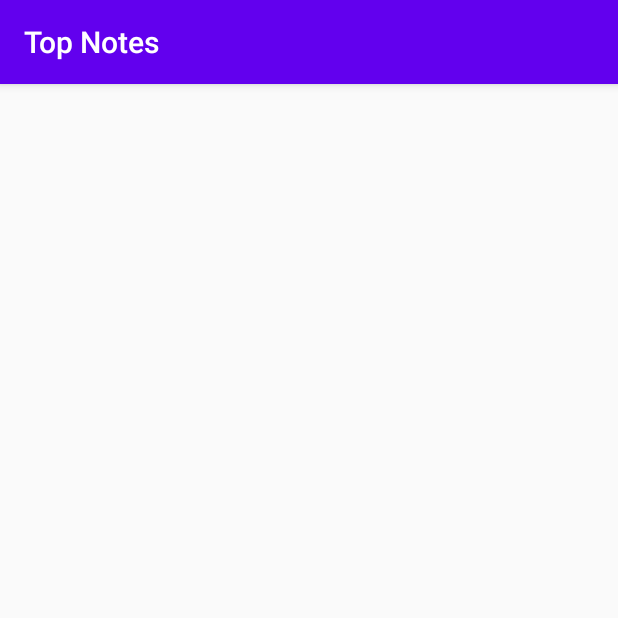
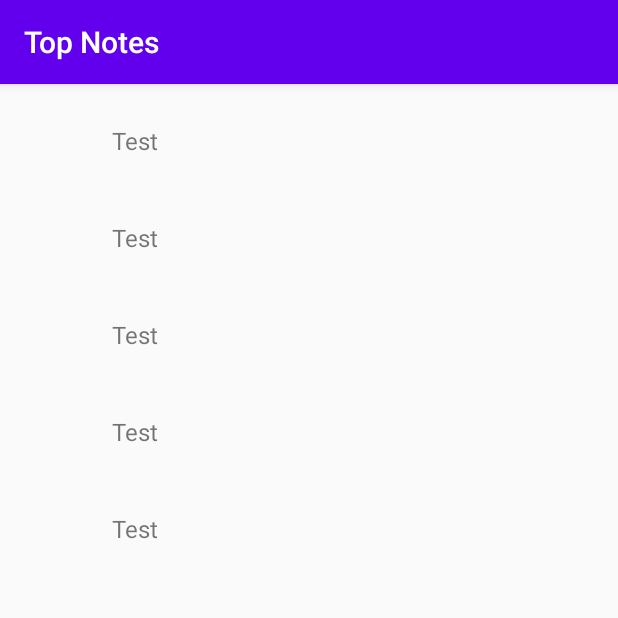
Before and after one commit to Trisiss/TopNotes, an Android app: the screen it shows after launch (MainActivity), on a phone screen of 412 x 824 dp, the top half of it. Run offline under Robolectric (Android 15) with nearby library versions, the phone set to English and light mode, and no system bars; our stand-ins replace data binding.

Commit message:
Add RecyclerView

```diff
--- a/app/build.gradle
+++ b/app/build.gradle
@@ -38,13 +38,13 @@ dependencies {
     implementation fileTree(dir: 'libs', include: ['*.jar'])
     implementation "org.jetbrains.kotlin:kotlin-stdlib-jdk7:$kotlin_version"
     implementation 'androidx.appcompat:appcompat:1.1.0'
-    implementation 'androidx.core:core-ktx:1.3.0'
+    implementation 'androidx.core:core-ktx:1.3.1'
     implementation 'androidx.legacy:legacy-support-v4:1.0.0'
+    implementation 'android.arch.lifecycle:extensions:1.1.1'
     implementation project(path: ':domain')
     implementation project(path: ':data')
 
     // ViewModel
-
     implementation "androidx.lifecycle:lifecycle-extensions:$viewModel_version"
     implementation "androidx.lifecycle:lifecycle-viewmodel-ktx:$viewModel_version"
 
--- /dev/null
+++ b/app/src/main/java/ru/trisiss/topnotes/adapters/ListNotesAdapter.kt
@@ -0,0 +1,46 @@
+package ru.trisiss.topnotes.adapters
+
+import android.view.LayoutInflater
+import android.view.ViewGroup
+import androidx.databinding.DataBindingUtil
+import androidx.databinding.ViewDataBinding
+import androidx.recyclerview.widget.RecyclerView
+import ru.trisiss.data.models.Note
+import ru.trisiss.topnotes.BR
+import ru.trisiss.topnotes.databinding.ViewNoteBinding
+import ru.trisiss.topnotes.viewmodels.ListNotesViewModel
+
+
+class ListNotesAdapter() :
+    RecyclerView.Adapter<ListNotesAdapter.ListNotesViewHolder>() {
+    var notes: List<Note> = ArrayList()
+
+    override fun onCreateViewHolder(parent: ViewGroup, viewType: Int): ListNotesViewHolder {
+        val layoutInflater = LayoutInflater.from(parent.context)
+//        val binding =
+//            DataBindingUtil.inflate<ViewDataBinding>(layoutInflater, viewType, parent, false)
+
+        return ListNotesViewHolder(ViewNoteBinding.inflate(LayoutInflater.from(parent.context), parent, false))
+//        return ListNotesViewHolder(binding)
+    }
+
+    override fun getItemCount(): Int {
+        return notes.size
+    }
+
+    override fun onBindViewHolder(holder: ListNotesViewHolder, position: Int) {
+        val viewModel: ListNotesViewModel = ListNotesViewModel()
+        holder.bind(viewModel = viewModel, position = position)
+    }
+
+    class ListNotesViewHolder(val binding: ViewDataBinding) :
+        RecyclerView.ViewHolder(binding.root) {
+
+        fun bind(viewModel: ListNotesViewModel, position: Int) {
+//            binding.setVariable(BR.viewmodel, viewModel)
+//            binding.setVariable(BR.position, position)
+//            binding.executePendingBindings()
+        }
+    }
+
+}
--- a/app/src/main/java/ru/trisiss/topnotes/fragments/ListNotesFragment.kt
+++ b/app/src/main/java/ru/trisiss/topnotes/fragments/ListNotesFragment.kt
@@ -1,33 +1,51 @@
 package ru.trisiss.topnotes.fragments
 
-import androidx.lifecycle.ViewModelProviders
+
 import android.os.Bundle
 import androidx.fragment.app.Fragment
 import android.view.LayoutInflater
 import android.view.View
 import android.view.ViewGroup
+import androidx.lifecycle.ViewModelProvider
+import androidx.lifecycle.ViewModelProviders
+import androidx.lifecycle.get
+import ru.trisiss.data.models.Note
 import ru.trisiss.topnotes.viewmodels.ListNotesViewModel
 import ru.trisiss.topnotes.R
+import ru.trisiss.topnotes.adapters.ListNotesAdapter
+import ru.trisiss.topnotes.databinding.FragmentNotesListBinding
 
 class ListNotesFragment : Fragment() {
 
     companion object {
         fun newInstance() = ListNotesFragment()
     }
-
-    private lateinit var viewModel: ListNotesViewModel
+    private lateinit var binding: FragmentNotesListBinding
+    private val viewModel: ListNotesViewModel by lazy { ViewModelProviders.of(this).get(ListNotesViewModel::class.java) }
 
     override fun onCreateView(
-        inflater: LayoutInflater, container: ViewGroup?,
+        inflater: LayoutInflater,
+        container: ViewGroup?,
         savedInstanceState: Bundle?
     ): View? {
-        return inflater.inflate(R.layout.fragment_notes_list, container, false)
+        binding = FragmentNotesListBinding.inflate(inflater, container, false)
+        binding.lifecycleOwner = this
+        binding.viewmodel = viewModel
+        binding.rvListNotes.adapter = viewModel.adapter
+        return binding.root
     }
 
     override fun onActivityCreated(savedInstanceState: Bundle?) {
         super.onActivityCreated(savedInstanceState)
-        viewModel = ViewModelProviders.of(this).get(ListNotesViewModel::class.java)
+//        viewModel = ViewModelProvider(this).get(ListNotesViewModel::class.java)
+        val listNotes = listOf<Note>(Note(id = 1, title = "First note", text = "First note", dateModification = "2020-07-27"),
+            Note(id = 1, title = "First note", text = "First note", dateModification = "2020-07-27"),
+            Note(id = 1, title = "First note", text = "First note", dateModification = "2020-07-27"),
+            Note(id = 1, title = "First note", text = "First note", dateModification = "2020-07-27"),
+            Note(id = 1, title = "First note", text = "First note", dateModification = "2020-07-27"))
+        viewModel.setNotesInAdapter(listNotes)
         // TODO: Use the ViewModel
+
     }
 
 }
--- a/app/src/main/java/ru/trisiss/topnotes/viewmodels/ListNotesViewModel.kt
+++ b/app/src/main/java/ru/trisiss/topnotes/viewmodels/ListNotesViewModel.kt
@@ -1,7 +1,35 @@
 package ru.trisiss.topnotes.viewmodels
 
+import android.annotation.SuppressLint
+import android.view.View
+import androidx.databinding.ObservableInt
+import androidx.lifecycle.LiveData
+import androidx.lifecycle.MutableLiveData
 import androidx.lifecycle.ViewModel
+import ru.trisiss.data.models.Note
+import ru.trisiss.topnotes.R.*
+import ru.trisiss.topnotes.adapters.ListNotesAdapter
 
 class ListNotesViewModel : ViewModel() {
-    // TODO: Implement the ViewModel
+    private val _notes = MutableLiveData<List<Note>>()
+    val notes: LiveData<List<Note>> = _notes
+    @SuppressLint("ResourceType")
+    val adapter: ListNotesAdapter = ListNotesAdapter()
+
+    fun setNotesInAdapter(notes: List<Note>) {
+        this.adapter.notes = notes
+        this.adapter.notifyDataSetChanged()
+    }
+
+
+//    fun onItemClick(index: Int) {
+//        val note = getNoteAt(index)
+//        selected.value = note
+//    }
+
+//    fun getNoteAt(index: Int): Note? {
+//        if (notes.value?.size ?: 0 > index)
+//            return notes.value?.get(index)
+//        return null
+//    }
 }
--- a/app/src/main/res/layout/fragment_notes_list.xml
+++ b/app/src/main/res/layout/fragment_notes_list.xml
@@ -1,12 +1,25 @@
 <?xml version="1.0" encoding="utf-8"?>
-<FrameLayout xmlns:android="http://schemas.android.com/apk/res/android"
+
+<layout xmlns:android="http://schemas.android.com/apk/res/android"
     xmlns:tools="http://schemas.android.com/tools"
-    android:layout_width="match_parent"
-    android:layout_height="match_parent"
-    tools:context=".fragments.ListNotesFragment">
+    xmlns:app="http://schemas.android.com/apk/res-auto">
 
-    <androidx.recyclerview.widget.RecyclerView
-        android:id="@+id/rvListNotes"
+    <data>
+        <variable
+            name="viewmodel"
+            type="ru.trisiss.topnotes.viewmodels.ListNotesViewModel" />
+    </data>
+
+    <FrameLayout
         android:layout_width="match_parent"
-        android:layout_height="match_parent" />
-</FrameLayout>
+        android:layout_height="match_parent"
+        tools:context=".fragments.ListNotesFragment" >
+
+        <androidx.recyclerview.widget.RecyclerView
+            android:id="@+id/rvListNotes"
+            android:layout_width="match_parent"
+            android:layout_height="match_parent"
+            android:layout_margin="5dp"
+            app:layoutManager="androidx.recyclerview.widget.LinearLayoutManager" />
+    </FrameLayout>
+</layout>
--- /dev/null
+++ b/app/src/main/res/layout/view_note.xml
@@ -0,0 +1,34 @@
+<?xml version="1.0" encoding="utf-8"?>
+<layout xmlns:android="http://schemas.android.com/apk/res/android"
+    xmlns:app="http://schemas.android.com/apk/res-auto"
+    xmlns:tools="http://schemas.android.com/tools">
+
+    <data>
+
+    </data>
+
+    <LinearLayout
+        android:layout_width="match_parent"
+        android:layout_height="wrap_content"
+        android:clickable="true"
+        android:focusable="true"
+        android:paddingStart="32dp"
+        android:paddingTop="16dp"
+        android:paddingEnd="32dp"
+        android:paddingBottom="16dp"
+        tools:ignore="ExtraText">
+
+        <TextView
+            android:id="@+id/txtName"
+            android:layout_width="match_parent"
+            android:layout_height="match_parent"
+            android:layout_margin="5dp"
+            android:gravity="center_vertical"
+            android:orientation="vertical"
+            android:paddingStart="32dp"
+            android:paddingEnd="32dp"
+            android:text="Test"
+            android:textSize="16dp"
+            tools:text="Test" />
+    </LinearLayout>
+</layout>
--- a/data/build.gradle
+++ b/data/build.gradle
@@ -16,7 +16,7 @@ android {
         testInstrumentationRunner "androidx.test.runner.AndroidJUnitRunner"
         consumerProguardFiles "consumer-rules.pro"
     }
-
+    dataBinding.enabled = true
     buildTypes {
         release {
             minifyEnabled false
```
